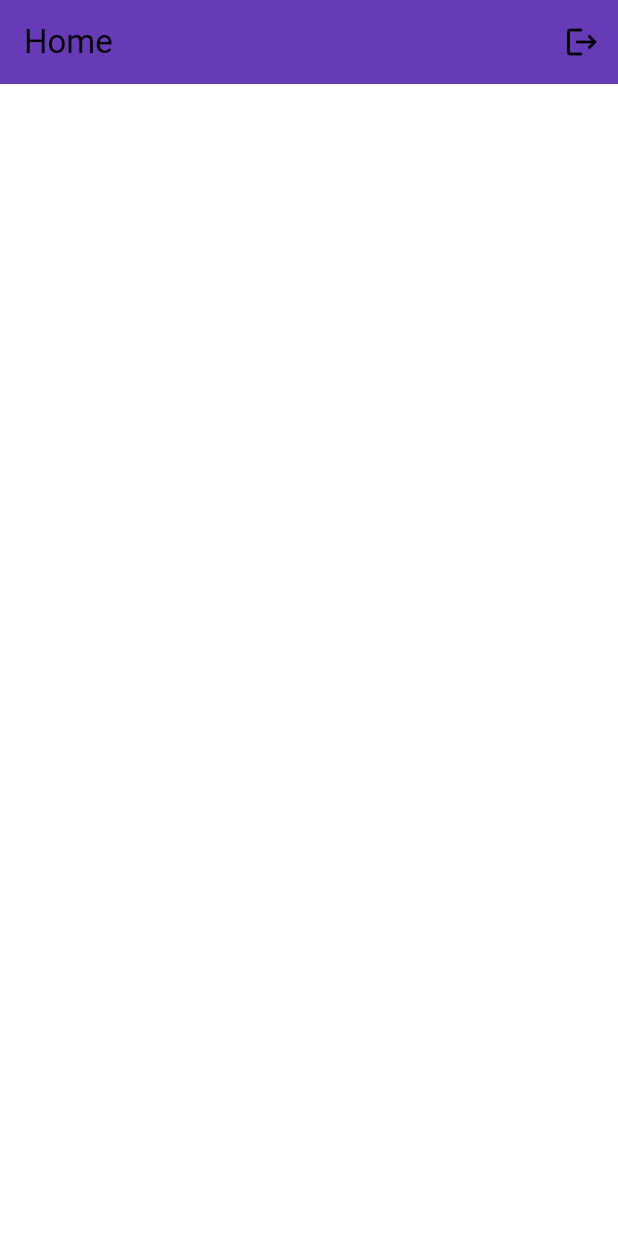
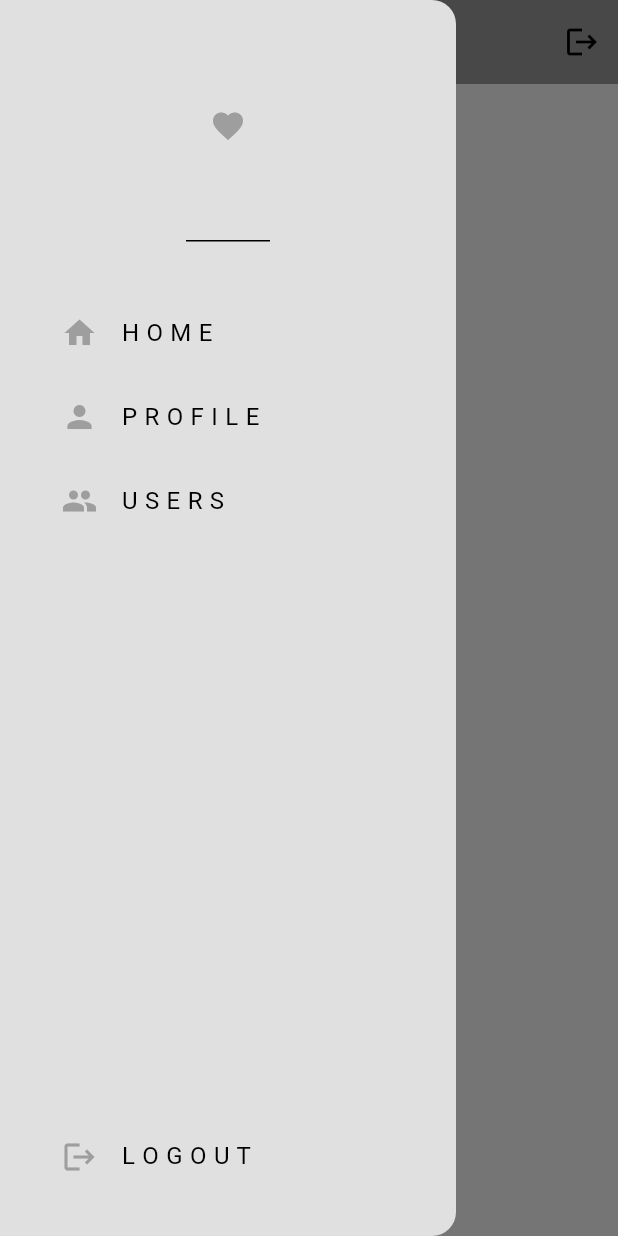
Before and after one commit to refaldy04/social-media, a Flutter app: the screen it shows once a user with an empty profile is signed in, with the side drawer open (before the commit the screen has no drawer), on a phone screen of 412 x 824 dp. Run offline on Flutter 3.47's test engine with Material 3 defaults, Android fonts, the phone set to English and light mode, and no system bars; our stand-ins replace firebase_auth, firebase_core, flutter_dotenv; accounts and stored records are empty.

Commit message:
create drawer widget

```diff
--- /dev/null
+++ b/lib/components/my_drawer.dart
@@ -0,0 +1,71 @@
+import 'package:flutter/material.dart';
+
+class MyDrawer extends StatelessWidget {
+  const MyDrawer({super.key});
+
+  @override
+  Widget build(BuildContext context) {
+    return Drawer(
+      backgroundColor: Theme.of(context).colorScheme.background,
+      child: Column(
+        mainAxisAlignment: MainAxisAlignment.spaceBetween,
+        children: [
+          Column(
+            children: [
+              DrawerHeader(
+                  child: Icon(
+                Icons.favorite,
+                color: Theme.of(context).colorScheme.inversePrimary,
+              )),
+              const SizedBox(height: 25),
+              Padding(
+                padding: const EdgeInsets.only(left: 25.0),
+                child: ListTile(
+                  leading: Icon(Icons.home,
+                      color: Theme.of(context).colorScheme.inversePrimary),
+                  title: const Text('H O M E'),
+                  onTap: () {
+                    Navigator.pop(context);
+                  },
+                ),
+              ),
+              Padding(
+                padding: const EdgeInsets.only(left: 25.0),
+                child: ListTile(
+                  leading: Icon(Icons.person,
+                      color: Theme.of(context).colorScheme.inversePrimary),
+                  title: const Text('P R O F I L E'),
+                  onTap: () {
+                    Navigator.pop(context);
+                  },
+                ),
+              ),
+              Padding(
+                padding: const EdgeInsets.only(left: 25.0),
+                child: ListTile(
+                  leading: Icon(Icons.group,
+                      color: Theme.of(context).colorScheme.inversePrimary),
+                  title: const Text('U S E R S'),
+                  onTap: () {
+                    Navigator.pop(context);
+                  },
+                ),
+              ),
+            ],
+          ),
+          Padding(
+            padding: const EdgeInsets.only(left: 25.0, bottom: 25.0),
+            child: ListTile(
+              leading: Icon(Icons.logout,
+                  color: Theme.of(context).colorScheme.inversePrimary),
+              title: const Text('L O G O U T'),
+              onTap: () {
+                Navigator.pop(context);
+              },
+            ),
+          )
+        ],
+      ),
+    );
+  }
+}
--- a/lib/pages/home_page.dart
+++ b/lib/pages/home_page.dart
@@ -1,5 +1,6 @@
 import 'package:firebase_auth/firebase_auth.dart';
 import 'package:flutter/material.dart';
+import 'package:social_media/components/my_drawer.dart';
 
 class HomePage extends StatelessWidget {
   const HomePage({super.key});
@@ -13,11 +14,13 @@ class HomePage extends StatelessWidget {
     return Scaffold(
       appBar: AppBar(
         title: const Text('Home'),
-        backgroundColor: Colors.deepPurple,
+        backgroundColor: Theme.of(context).colorScheme.inversePrimary,
+        elevation: 0,
         actions: [
           IconButton(onPressed: logout, icon: const Icon(Icons.logout))
         ],
       ),
+      drawer: const MyDrawer(),
     );
   }
 }
```
Also changed, not shown: lib/pages/profile_page.dart (added), lib/pages/users_page.dart (added).
